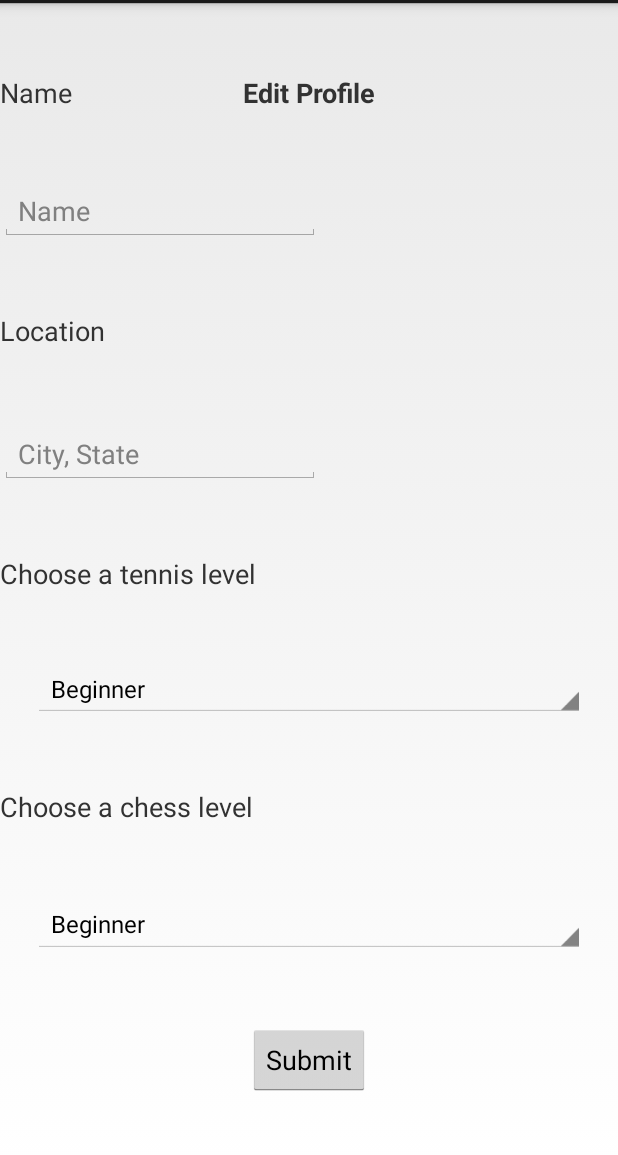
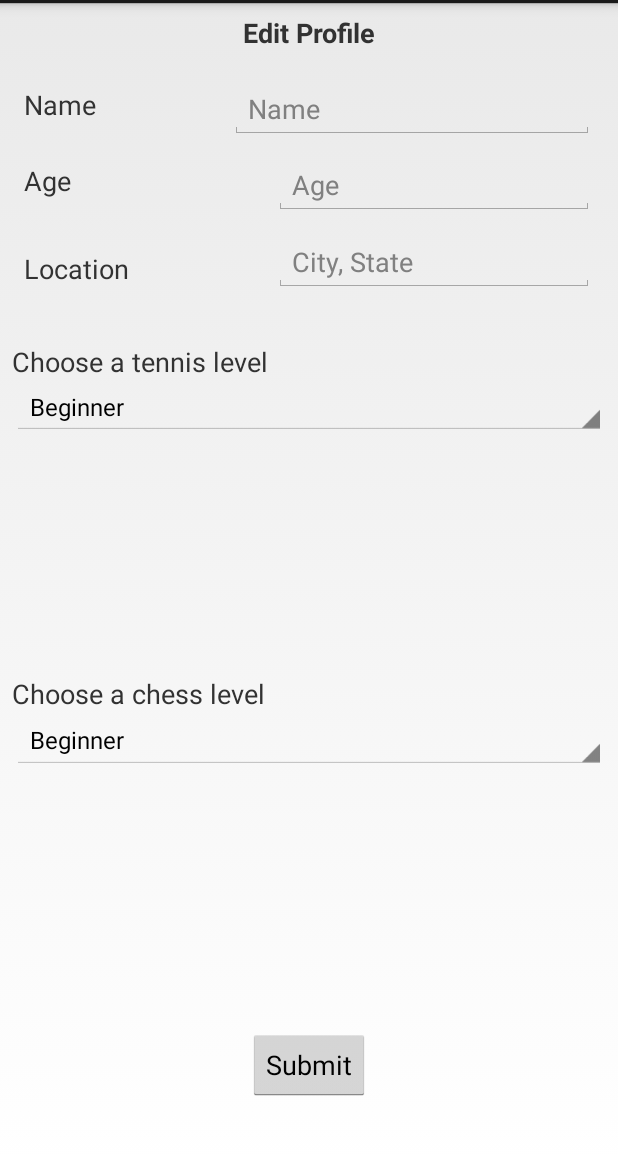
Before and after one commit to jonathankim08/MatchMeApp_GroupProject, an Android app: the RegistrationActivity screen opened directly, with no data from a screen before it, on a phone screen of 412 x 824 dp, the part 69-1224 px from its top. Run offline under Robolectric (Android 15) with nearby library versions, the phone set to English and light mode, and no system bars.

Commit message:
Jonathan Test 2

```diff
--- a/app/src/main/AndroidManifest.xml
+++ b/app/src/main/AndroidManifest.xml
@@ -16,6 +16,7 @@
                 <category android:name="android.intent.category.LAUNCHER" />
             </intent-filter>
         </activity>
+        <activity android:name=".HomepageActivity" />
         <activity
             android:name=".ProfileActivity"
             android:exported="true" />
--- a/app/src/main/java/com/example/jonat/matchmeapp_groupproject/RegistrationActivity.java
+++ b/app/src/main/java/com/example/jonat/matchmeapp_groupproject/RegistrationActivity.java
@@ -13,8 +13,8 @@ import org.w3c.dom.Text;
 public class RegistrationActivity extends Activity implements View.OnClickListener {
 
     //declare objects
-    private TextView textViewEditProfile, textViewName, textViewLocation, textViewTennisLevel, textViewChessLevel;
-    private EditText editTextName,editTextLocation;
+    private TextView textViewEditProfile, textViewName, textViewAge, textViewLocation, textViewTennisLevel, textViewChessLevel;
+    private EditText editTextName,editTextAge, editTextLocation;
     private Spinner spinnerTennisLevel, spinnerChessLevel;
     private Button buttonSubmit;
 
@@ -26,10 +26,12 @@ public class RegistrationActivity extends Activity implements View.OnClickListen
         //link objects
         textViewEditProfile = (TextView) findViewById(R.id.textViewEditProfile);
         textViewName = (TextView) findViewById(R.id.textViewName);
+        textViewAge = (TextView) findViewById(R.id.textViewAge);
         textViewLocation = (TextView) findViewById(R.id.textViewLocation);
         textViewTennisLevel = (TextView) findViewById(R.id.textViewTennisLevel);
         textViewChessLevel = (TextView) findViewById(R.id.textViewChessLevel);
         editTextName = (EditText) findViewById(R.id.editTextName);
+        editTextAge = (EditText) findViewById(R.id.editTextAge);
         editTextLocation = (EditText) findViewById(R.id.editTextLocation);
         spinnerTennisLevel = (Spinner) findViewById(R.id.spinnerTennisLevel);
         spinnerChessLevel = (Spinner) findViewById(R.id.spinnerChessLevel);
--- a/app/src/main/res/layout/activity_registration.xml
+++ b/app/src/main/res/layout/activity_registration.xml
@@ -4,87 +4,95 @@
     xmlns:tools="http://schemas.android.com/tools"
     android:layout_width="match_parent"
     android:layout_height="match_parent"
-    tools:context="com.example.jonat.matchmeapp_groupproject.RegistrationActivity">
+    tools:context="com.example.jonat.matchmeapp_groupproject.RegistrationActivity"
+    tools:layout_editor_absoluteY="73dp">
 
     <EditText
         android:id="@+id/editTextName"
-        android:layout_width="wrap_content"
+        android:layout_width="0dp"
         android:layout_height="wrap_content"
+        android:layout_marginEnd="16dp"
+        android:layout_marginTop="51dp"
         android:ems="10"
         android:hint="Name"
         android:inputType="textPersonName"
-        app:layout_constraintBottom_toTopOf="@+id/textViewLocation"
-        app:layout_constraintTop_toBottomOf="@+id/textViewName"
-        tools:layout_editor_absoluteX="31dp" />
+        app:layout_constraintEnd_toEndOf="parent"
+        app:layout_constraintStart_toEndOf="@+id/textViewName"
+        app:layout_constraintTop_toTopOf="parent" />
 
     <EditText
         android:id="@+id/editTextLocation"
         android:layout_width="wrap_content"
         android:layout_height="wrap_content"
+        android:layout_marginEnd="16dp"
+        android:layout_marginTop="12dp"
         android:ems="10"
         android:hint="City, State"
         android:inputType="textPersonName"
-        app:layout_constraintBottom_toTopOf="@+id/textViewTennisLevel"
-        app:layout_constraintTop_toBottomOf="@+id/textViewLocation"
-        tools:layout_editor_absoluteX="31dp" />
+        app:layout_constraintEnd_toEndOf="parent"
+        app:layout_constraintTop_toBottomOf="@+id/editTextAge" />
 
     <TextView
         android:id="@+id/textViewName"
         android:layout_width="wrap_content"
         android:layout_height="wrap_content"
+        android:layout_marginBottom="22dp"
+        android:layout_marginEnd="89dp"
+        android:layout_marginStart="16dp"
+        android:layout_marginTop="23dp"
         android:text="Name"
         android:textSize="18sp"
-        app:layout_constraintBottom_toTopOf="@+id/editTextName"
-        app:layout_constraintTop_toTopOf="parent"
-        tools:layout_editor_absoluteX="31dp" />
+        app:layout_constraintBottom_toTopOf="@+id/editTextAge"
+        app:layout_constraintEnd_toStartOf="@+id/editTextName"
+        app:layout_constraintStart_toStartOf="parent"
+        app:layout_constraintTop_toBottomOf="@+id/textViewEditProfile" />
 
     <TextView
         android:id="@+id/textViewLocation"
         android:layout_width="wrap_content"
         android:layout_height="28dp"
+        android:layout_marginBottom="60dp"
+        android:layout_marginStart="16dp"
+        android:layout_marginTop="59dp"
         android:text="Location"
         android:textSize="18sp"
-        app:layout_constraintBottom_toTopOf="@+id/editTextLocation"
-        app:layout_constraintTop_toBottomOf="@+id/editTextName"
-        tools:layout_editor_absoluteX="31dp" />
+        app:layout_constraintBottom_toBottomOf="@+id/textViewTennisLevel"
+        app:layout_constraintStart_toStartOf="parent"
+        app:layout_constraintTop_toTopOf="@+id/textViewAge" />
 
     <Spinner
         android:id="@+id/spinnerTennisLevel"
-        android:layout_width="368dp"
+        android:layout_width="0dp"
         android:layout_height="38dp"
+        android:layout_marginBottom="92dp"
         android:layout_marginEnd="8dp"
         android:layout_marginStart="8dp"
+        android:layout_marginTop="92dp"
         android:entries="@array/tennis_level"
         android:prompt="@string/tennis_prompt"
-        app:layout_constraintBottom_toTopOf="@+id/buttonSubmit"
+        app:layout_constraintBottom_toBottomOf="@+id/buttonSubmit"
         app:layout_constraintEnd_toEndOf="parent"
-        app:layout_constraintHorizontal_bias="0.5"
         app:layout_constraintStart_toStartOf="parent"
-        app:layout_constraintTop_toBottomOf="@+id/textViewChessLevel" />
+        app:layout_constraintTop_toTopOf="@+id/spinnerChessLevel" />
 
     <Button
         android:id="@+id/buttonSubmit"
         android:layout_width="wrap_content"
         android:layout_height="wrap_content"
-        android:layout_marginEnd="8dp"
-        android:layout_marginStart="8dp"
+        android:layout_marginBottom="44dp"
         android:text="Submit"
         app:layout_constraintBottom_toBottomOf="parent"
         app:layout_constraintEnd_toEndOf="parent"
-        app:layout_constraintHorizontal_bias="0.5"
-        app:layout_constraintStart_toStartOf="parent"
-        app:layout_constraintTop_toBottomOf="@+id/spinnerTennisLevel" />
+        app:layout_constraintStart_toStartOf="parent" />
 
     <TextView
         android:id="@+id/textViewEditProfile"
         android:layout_width="wrap_content"
         android:layout_height="wrap_content"
-        android:layout_marginEnd="8dp"
-        android:layout_marginStart="8dp"
+        android:layout_marginTop="7dp"
         android:text="Edit Profile"
         android:textSize="18sp"
         android:textStyle="bold"
-        app:layout_constraintBottom_toTopOf="@+id/editTextName"
         app:layout_constraintEnd_toEndOf="parent"
         app:layout_constraintHorizontal_bias="0.5"
         app:layout_constraintStart_toStartOf="parent"
@@ -92,15 +100,13 @@
 
     <Spinner
         android:id="@+id/spinnerChessLevel"
-        android:layout_width="368dp"
+        android:layout_width="0dp"
         android:layout_height="wrap_content"
         android:layout_marginEnd="8dp"
         android:layout_marginStart="8dp"
         android:entries="@array/chess_level"
         android:prompt="@string/chess_prompt"
-        app:layout_constraintBottom_toTopOf="@+id/textViewChessLevel"
         app:layout_constraintEnd_toEndOf="parent"
-        app:layout_constraintHorizontal_bias="0.5"
         app:layout_constraintStart_toStartOf="parent"
         app:layout_constraintTop_toBottomOf="@+id/textViewTennisLevel" />
 
@@ -108,11 +114,11 @@
         android:id="@+id/textViewTennisLevel"
         android:layout_width="wrap_content"
         android:layout_height="wrap_content"
+        android:layout_marginTop="34dp"
         android:text="Choose a tennis level"
         android:textSize="18sp"
-        app:layout_constraintBottom_toTopOf="@+id/spinnerChessLevel"
-        app:layout_constraintTop_toBottomOf="@+id/editTextLocation"
-        tools:layout_editor_absoluteX="16dp" />
+        app:layout_constraintStart_toStartOf="@+id/spinnerChessLevel"
+        app:layout_constraintTop_toBottomOf="@+id/editTextLocation" />
 
     <TextView
         android:id="@+id/textViewChessLevel"
@@ -121,8 +127,29 @@
         android:text="Choose a chess level"
         android:textSize="18sp"
         app:layout_constraintBottom_toTopOf="@+id/spinnerTennisLevel"
-        app:layout_constraintTop_toBottomOf="@+id/spinnerChessLevel"
-        app:layout_constraintVertical_bias="0.0"
-        tools:layout_editor_absoluteX="8dp" />
+        app:layout_constraintStart_toStartOf="@+id/spinnerTennisLevel" />
+
+    <TextView
+        android:id="@+id/textViewAge"
+        android:layout_width="wrap_content"
+        android:layout_height="wrap_content"
+        android:layout_marginStart="16dp"
+        android:layout_marginTop="26dp"
+        android:text="Age"
+        android:textSize="18sp"
+        app:layout_constraintStart_toStartOf="parent"
+        app:layout_constraintTop_toBottomOf="@+id/textViewName" />
+
+    <EditText
+        android:id="@+id/editTextAge"
+        android:layout_width="wrap_content"
+        android:layout_height="wrap_content"
+        android:layout_marginEnd="16dp"
+        android:layout_marginTop="11dp"
+        android:ems="10"
+        android:hint="Age"
+        android:inputType="textPersonName"
+        app:layout_constraintEnd_toEndOf="parent"
+        app:layout_constraintTop_toBottomOf="@+id/editTextName" />
 
 </android.support.constraint.ConstraintLayout>
```
